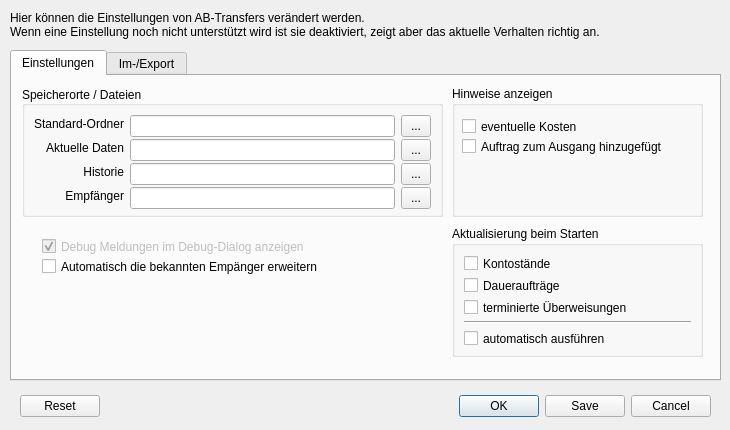
The window that src/dialogs/dialogsettings.ui (schmufu/abtransfers) describes before a commit, drawn with Qt 5.
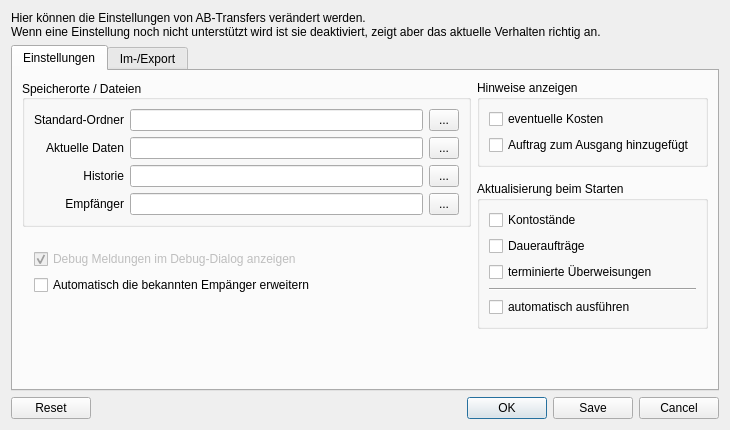
The same window after the commit. The open tabs and pages were chosen to show the change. Icons and pictures are not drawn.

Diff of the .ui file:
```diff
--- a/src/dialogs/dialogsettings.ui
+++ b/src/dialogs/dialogsettings.ui
@@ -10,6 +10,18 @@
     <height>430</height>
    </rect>
   </property>
+  <property name="minimumSize">
+   <size>
+    <width>730</width>
+    <height>430</height>
+   </size>
+  </property>
+  <property name="maximumSize">
+   <size>
+    <width>730</width>
+    <height>430</height>
+   </size>
+  </property>
   <property name="windowTitle">
    <string>Einstellungen</string>
   </property>
@@ -20,34 +32,9 @@
   <property name="locale">
    <locale language="German" country="Germany"/>
   </property>
-  <widget class="QDialogButtonBox" name="buttonBox">
-   <property name="geometry">
-    <rect>
-     <x>20</x>
-     <y>390</y>
-     <width>691</width>
-     <height>32</height>
-    </rect>
-   </property>
-   <property name="orientation">
-    <enum>Qt::Horizontal</enum>
-   </property>
-   <property name="standardButtons">
-    <set>QDialogButtonBox::Cancel|QDialogButtonBox::Ok|QDialogButtonBox::Reset|QDialogButtonBox::Save</set>
-   </property>
-   <property name="centerButtons">
-    <bool>false</bool>
-   </property>
-  </widget>
+  <layout class="QVBoxLayout" name="verticalLayout_8">
+   <item>
   <widget class="QLabel" name="label">
-   <property name="geometry">
-    <rect>
-     <x>10</x>
-     <y>10</y>
-     <width>681</width>
-     <height>31</height>
-    </rect>
-   </property>
    <property name="text">
     <string>Hier können die Einstellungen von AB-Transfers verändert werden.&lt;br /&gt;Wenn eine Einstellung noch nicht unterstützt wird ist sie deaktiviert, zeigt aber das aktuelle Verhalten richtig an.</string>
    </property>
@@ -55,77 +42,23 @@
     <bool>true</bool>
    </property>
   </widget>
+   </item>
+   <item>
   <widget class="QTabWidget" name="tabWidget">
-   <property name="geometry">
-    <rect>
-     <x>10</x>
-     <y>50</y>
-     <width>711</width>
-     <height>331</height>
-    </rect>
-   </property>
    <property name="currentIndex">
-    <number>1</number>
+      <number>0</number>
    </property>
    <widget class="QWidget" name="tab_general">
     <attribute name="title">
      <string>Einstellungen</string>
     </attribute>
-    <widget class="QCheckBox" name="checkBox_autoAddNewRecipients">
-     <property name="geometry">
-      <rect>
-       <x>30</x>
-       <y>180</y>
-       <width>361</width>
-       <height>21</height>
-      </rect>
-     </property>
-     <property name="toolTip">
-      <string>Wenn eine Transaktion durchgeführt wurde und der
-Empfänger noch nicht in den bekannten Empfängern
-vorhanden ist wird dieser automatisch zu diesen
-hinzugefügt.</string>
-     </property>
-     <property name="text">
-      <string>Automatisch die bekannten Empänger erweitern</string>
-     </property>
-    </widget>
-    <widget class="QCheckBox" name="checkBox_debugInfoDialog">
-     <property name="enabled">
-      <bool>false</bool>
-     </property>
-     <property name="geometry">
-      <rect>
-       <x>30</x>
-       <y>160</y>
-       <width>311</width>
-       <height>21</height>
-      </rect>
-     </property>
-     <property name="toolTip">
-      <string>Wenn deaktiviert wird das Debug-Info Fenster deaktiviert und
-die Debug-Ausgaben finden nur noch auf der Konsole statt.
-
-Wenn aktiviert können alle Meldungen die normalerweise nur
-auf der Konsole stattfinden auch in dem Debug-Info Fenster
-angezeigt werden.</string>
-     </property>
-     <property name="text">
-      <string>Debug Meldungen im Debug-Dialog anzeigen</string>
-     </property>
-     <property name="checked">
-      <bool>true</bool>
-     </property>
-    </widget>
+      <layout class="QHBoxLayout" name="horizontalLayout_3">
+       <item>
+        <layout class="QHBoxLayout" name="horizontalLayout_2">
+         <item>
+          <layout class="QVBoxLayout" name="verticalLayout_7">
+           <item>
     <widget class="QGroupBox" name="groupBox">
-     <property name="geometry">
-      <rect>
-       <x>10</x>
-       <y>10</y>
-       <width>421</width>
-       <height>131</height>
-      </rect>
-     </property>
      <property name="minimumSize">
       <size>
        <width>0</width>
@@ -229,32 +162,6 @@
         </property>
        </widget>
       </item>
-      <item row="1" column="2">
-       <widget class="QToolButton" name="toolButton_selectAccountData">
-        <property name="minimumSize">
-         <size>
-          <width>30</width>
-          <height>22</height>
-         </size>
-        </property>
-        <property name="text">
-         <string>...</string>
-        </property>
-       </widget>
-      </item>
-      <item row="2" column="0">
-       <widget class="QLabel" name="label_3">
-        <property name="text">
-         <string>Historie</string>
-        </property>
-        <property name="alignment">
-         <set>Qt::AlignRight|Qt::AlignTrailing|Qt::AlignVCenter</set>
-        </property>
-        <property name="buddy">
-         <cstring>lineEdit_history</cstring>
-        </property>
-       </widget>
-      </item>
       <item row="2" column="1">
        <widget class="QLineEdit" name="lineEdit_history">
         <property name="minimumSize">
@@ -271,6 +178,19 @@
         </property>
        </widget>
       </item>
+              <item row="1" column="2">
+               <widget class="QToolButton" name="toolButton_selectAccountData">
+                <property name="minimumSize">
+                 <size>
+                  <width>30</width>
+                  <height>22</height>
+                 </size>
+                </property>
+                <property name="text">
+                 <string>...</string>
+                </property>
+               </widget>
+              </item>
       <item row="2" column="2">
        <widget class="QToolButton" name="toolButton_selectHistory">
         <property name="minimumSize">
@@ -284,6 +204,32 @@
         </property>
        </widget>
       </item>
+              <item row="2" column="0">
+               <widget class="QLabel" name="label_3">
+                <property name="text">
+                 <string>Historie</string>
+                </property>
+                <property name="alignment">
+                 <set>Qt::AlignRight|Qt::AlignTrailing|Qt::AlignVCenter</set>
+                </property>
+                <property name="buddy">
+                 <cstring>lineEdit_history</cstring>
+                </property>
+               </widget>
+              </item>
+              <item row="3" column="1">
+               <widget class="QLineEdit" name="lineEdit_recipients">
+                <property name="minimumSize">
+                 <size>
+                  <width>0</width>
+                  <height>22</height>
+                 </size>
+                </property>
+                <property name="toolTip">
+                 <string>Alle bekannten Empfänger werden in dieser Datei gespeichert.</string>
+                </property>
+               </widget>
+              </item>
       <item row="3" column="0">
        <widget class="QLabel" name="label_4">
         <property name="text">
@@ -297,19 +243,6 @@
         </property>
        </widget>
       </item>
-      <item row="3" column="1">
-       <widget class="QLineEdit" name="lineEdit_recipients">
-        <property name="minimumSize">
-         <size>
-          <width>0</width>
-          <height>22</height>
-         </size>
-        </property>
-        <property name="toolTip">
-         <string>Alle bekannten Empfänger werden in dieser Datei gespeichert.</string>
-        </property>
-       </widget>
-      </item>
       <item row="3" column="2">
        <widget class="QToolButton" name="toolButton_selectRecipients">
         <property name="minimumSize">
@@ -325,15 +258,70 @@
       </item>
      </layout>
     </widget>
+           </item>
+           <item>
+            <layout class="QVBoxLayout" name="verticalLayout_5">
+             <property name="leftMargin">
+              <number>12</number>
+             </property>
+             <property name="topMargin">
+              <number>16</number>
+             </property>
+             <item>
+              <widget class="QCheckBox" name="checkBox_debugInfoDialog">
+               <property name="enabled">
+                <bool>false</bool>
+               </property>
+               <property name="toolTip">
+                <string>Wenn deaktiviert wird das Debug-Info Fenster deaktiviert und
+die Debug-Ausgaben finden nur noch auf der Konsole statt.
+
+Wenn aktiviert können alle Meldungen die normalerweise nur
+auf der Konsole stattfinden auch in dem Debug-Info Fenster
+angezeigt werden.</string>
+               </property>
+               <property name="text">
+                <string>Debug Meldungen im Debug-Dialog anzeigen</string>
+               </property>
+               <property name="checked">
+                <bool>true</bool>
+               </property>
+              </widget>
+             </item>
+             <item>
+              <widget class="QCheckBox" name="checkBox_autoAddNewRecipients">
+               <property name="toolTip">
+                <string>Wenn eine Transaktion durchgeführt wurde und der
+Empfänger noch nicht in den bekannten Empfängern
+vorhanden ist wird dieser automatisch zu diesen
+hinzugefügt.</string>
+               </property>
+               <property name="text">
+                <string>Automatisch die bekannten Empänger erweitern</string>
+               </property>
+              </widget>
+             </item>
+            </layout>
+           </item>
+           <item>
+            <spacer name="verticalSpacer_3">
+             <property name="orientation">
+              <enum>Qt::Vertical</enum>
+             </property>
+             <property name="sizeHint" stdset="0">
+              <size>
+               <width>20</width>
+               <height>40</height>
+              </size>
+             </property>
+            </spacer>
+           </item>
+          </layout>
+         </item>
+         <item>
+          <layout class="QVBoxLayout" name="verticalLayout_6">
+           <item>
     <widget class="QGroupBox" name="groupBox_2">
-     <property name="geometry">
-      <rect>
-       <x>440</x>
-       <y>10</y>
-       <width>251</width>
-       <height>131</height>
-      </rect>
-     </property>
      <property name="whatsThis">
       <string>&lt;!DOCTYPE HTML PUBLIC &quot;-//W3C//DTD HTML 4.0//EN&quot; &quot;http://www.w3.org/TR/REC-html40/strict.dtd&quot;&gt;
 &lt;html&gt;&lt;head&gt;&lt;meta name=&quot;qrichtext&quot; content=&quot;1&quot; /&gt;&lt;style type=&quot;text/css&quot;&gt;
@@ -349,15 +337,9 @@
      <property name="title">
       <string>Hinweise anzeigen</string>
      </property>
+             <layout class="QVBoxLayout" name="verticalLayout_4">
+              <item>
      <widget class="QCheckBox" name="checkBox_warnCosts">
-      <property name="geometry">
-       <rect>
-        <x>10</x>
-        <y>30</y>
-        <width>231</width>
-        <height>21</height>
-       </rect>
-      </property>
       <property name="toolTip">
        <string>Wenn aktiviert wird ein Hinweis zu eventuellen Kosten
 beim starten des Programms angezeigt.</string>
@@ -366,15 +348,9 @@
        <string>eventuelle Kosten</string>
       </property>
      </widget>
+              </item>
+              <item>
      <widget class="QCheckBox" name="checkBox_jobAddedToOutput">
-      <property name="geometry">
-       <rect>
-        <x>10</x>
-        <y>50</y>
-        <width>231</width>
-        <height>21</height>
-       </rect>
-      </property>
       <property name="toolTip">
        <string>Wenn aktiviert wird jedes mal wenn ein Auftrag erfolgreich
 zum Ausgang hinzugefügt wurde ein entsprechender
@@ -384,16 +360,28 @@
        <string>Auftrag zum Ausgang hinzugefügt</string>
       </property>
      </widget>
-    </widget>
+              </item>
+             </layout>
+            </widget>
+           </item>
+           <item>
+            <spacer name="verticalSpacer">
+             <property name="orientation">
+              <enum>Qt::Vertical</enum>
+             </property>
+             <property name="sizeType">
+              <enum>QSizePolicy::Minimum</enum>
+             </property>
+             <property name="sizeHint" stdset="0">
+              <size>
+               <width>20</width>
+               <height>8</height>
+              </size>
+             </property>
+            </spacer>
+           </item>
+           <item>
     <widget class="QGroupBox" name="groupBox_3">
-     <property name="geometry">
-      <rect>
-       <x>440</x>
-       <y>150</y>
-       <width>251</width>
-       <height>131</height>
-      </rect>
-     </property>
      <property name="whatsThis">
       <string>&lt;!DOCTYPE HTML PUBLIC &quot;-//W3C//DTD HTML 4.0//EN&quot; &quot;http://www.w3.org/TR/REC-html40/strict.dtd&quot;&gt;
 &lt;html&gt;&lt;head&gt;&lt;meta name=&quot;qrichtext&quot; content=&quot;1&quot; /&gt;&lt;style type=&quot;text/css&quot;&gt;
@@ -492,19 +480,85 @@
       </item>
      </layout>
     </widget>
+           </item>
+           <item>
+            <spacer name="verticalSpacer_2">
+             <property name="orientation">
+              <enum>Qt::Vertical</enum>
+             </property>
+             <property name="sizeHint" stdset="0">
+              <size>
+               <width>20</width>
+               <height>40</height>
+              </size>
+             </property>
+            </spacer>
+           </item>
+          </layout>
+         </item>
+        </layout>
+       </item>
+      </layout>
    </widget>
    <widget class="QWidget" name="tab_imexport">
     <attribute name="title">
      <string>Im-/Export</string>
     </attribute>
+      <layout class="QVBoxLayout" name="verticalLayout_3">
+       <item>
+        <widget class="QSplitter" name="splitter">
+         <property name="orientation">
+          <enum>Qt::Horizontal</enum>
+         </property>
+         <property name="childrenCollapsible">
+          <bool>false</bool>
+         </property>
+         <widget class="QWidget" name="">
+          <layout class="QVBoxLayout" name="verticalLayout_2">
+           <item>
+            <widget class="QLabel" name="label_6">
+             <property name="sizePolicy">
+              <sizepolicy hsizetype="Maximum" vsizetype="Preferred">
+               <horstretch>1</horstretch>
+               <verstretch>0</verstretch>
+              </sizepolicy>
+             </property>
+             <property name="minimumSize">
+              <size>
+               <width>70</width>
+               <height>0</height>
+              </size>
+             </property>
+             <property name="maximumSize">
+              <size>
+               <width>86</width>
+               <height>16777215</height>
+              </size>
+             </property>
+             <property name="text">
+              <string>Plugins</string>
+             </property>
+            </widget>
+           </item>
+           <item>
     <widget class="QListWidget" name="listWidget_plugins">
-     <property name="geometry">
-      <rect>
-       <x>10</x>
-       <y>30</y>
-       <width>91</width>
-       <height>261</height>
-      </rect>
+             <property name="sizePolicy">
+              <sizepolicy hsizetype="Maximum" vsizetype="Expanding">
+               <horstretch>1</horstretch>
+               <verstretch>0</verstretch>
+              </sizepolicy>
+             </property>
+             <property name="minimumSize">
+              <size>
+               <width>70</width>
+               <height>0</height>
+              </size>
+             </property>
+             <property name="maximumSize">
+              <size>
+               <width>86</width>
+               <height>16777215</height>
+              </size>
      </property>
      <item>
       <property name="text">
@@ -515,27 +569,18 @@
       </property>
      </item>
     </widget>
-    <widget class="QLabel" name="label_6">
-     <property name="geometry">
-      <rect>
-       <x>18</x>
-       <y>15</y>
-       <width>52</width>
-       <height>13</height>
-      </rect>
-     </property>
-     <property name="text">
-      <string>Plugins</string>
-     </property>
+           </item>
+          </layout>
     </widget>
     <widget class="QTableWidget" name="tableWidget_profiles">
-     <property name="geometry">
-      <rect>
-       <x>100</x>
-       <y>10</y>
-       <width>521</width>
-       <height>281</height>
-      </rect>
+          <property name="sizePolicy">
+           <sizepolicy hsizetype="Ignored" vsizetype="Ignored">
+            <horstretch>100</horstretch>
+            <verstretch>0</verstretch>
+           </sizepolicy>
+          </property>
+          <property name="contextMenuPolicy">
+           <enum>Qt::ActionsContextMenu</enum>
      </property>
      <property name="selectionMode">
       <enum>QAbstractItemView::SingleSelection</enum>
@@ -628,7 +673,33 @@
      </column>
     </widget>
    </widget>
-  </widget>
+       </item>
+      </layout>
+     </widget>
+    </widget>
+   </item>
+   <item>
+    <widget class="QDialogButtonBox" name="buttonBox">
+     <property name="orientation">
+      <enum>Qt::Horizontal</enum>
+     </property>
+     <property name="standardButtons">
+      <set>QDialogButtonBox::Cancel|QDialogButtonBox::Ok|QDialogButtonBox::Reset|QDialogButtonBox::Save</set>
+     </property>
+     <property name="centerButtons">
+      <bool>false</bool>
+     </property>
+    </widget>
+   </item>
+  </layout>
+  <action name="actionEditProfile">
+   <property name="icon">
+    <iconset theme="document-edit"/>
+   </property>
+   <property name="text">
+    <string>Ändern</string>
+   </property>
+  </action>
  </widget>
  <tabstops>
   <tabstop>lineEdit_dataDir</tabstop>
```
Lines whose indentation alone changed are shown as unchanged.
